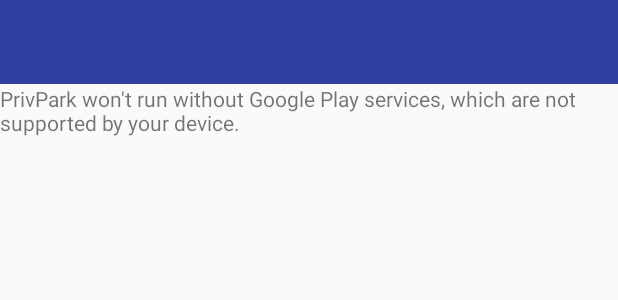
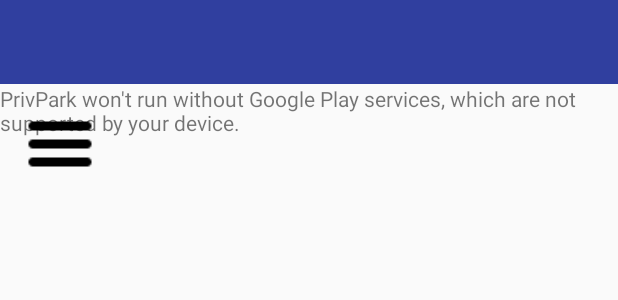
Before and after one commit to SnowdogApps/PrivParkApp, an Android app: the layout activity_main.xml on its own in the app's theme, with its tools: preview values and no code run, on a phone screen of 412 x 824 dp. Shown: the top 300 px of the screen. Run offline under Robolectric (Android 15) with nearby library versions, the phone set to English and light mode, and no system bars.

Commit message:
Implements hamburger icon

```diff
--- a/app/src/main/java/pl/snowdog/privpark/MapsActivity.java
+++ b/app/src/main/java/pl/snowdog/privpark/MapsActivity.java
@@ -7,6 +7,7 @@ import android.os.Bundle;
 import android.support.v4.view.GravityCompat;
 import android.support.v4.widget.DrawerLayout;
 import android.view.MenuItem;
+import android.view.View;
 
 import com.annimon.stream.Stream;
 import com.google.android.gms.maps.CameraUpdateFactory;
@@ -19,6 +20,7 @@ import com.google.android.gms.maps.model.MarkerOptions;
 
 import butterknife.BindView;
 import butterknife.ButterKnife;
+import butterknife.OnClick;
 
 public class MapsActivity extends FragmentActivity implements OnMapReadyCallback, NavigationView.OnNavigationItemSelectedListener {
 
@@ -80,4 +82,9 @@ public class MapsActivity extends FragmentActivity implements OnMapReadyCallback
         mDrawerLayout.closeDrawer(GravityCompat.START);
         return true;
     }
+
+    @OnClick(R.id.open_menu)
+    public void onMenuOpenClick(View view) {
+        mDrawerLayout.openDrawer(GravityCompat.START);
+    }
 }
--- a/app/src/main/res/layout/activity_main.xml
+++ b/app/src/main/res/layout/activity_main.xml
@@ -9,10 +9,22 @@
     android:fitsSystemWindows="true"
     tools:openDrawer="start">
 
-    <include
-        layout="@layout/activity_maps"
+    <FrameLayout
         android:layout_width="match_parent"
-        android:layout_height="match_parent"/>
+        android:layout_height="match_parent">
+
+        <include
+            layout="@layout/activity_maps"
+            android:layout_width="match_parent"
+            android:layout_height="match_parent"/>
+
+        <ImageView
+            android:id="@+id/open_menu"
+            android:layout_height="wrap_content"
+            android:layout_width="wrap_content"
+            android:padding="16dp"
+            android:src="@drawable/hamburger_icon" />
+    </FrameLayout>
 
     <android.support.design.widget.NavigationView
         android:id="@+id/nav_view"
```
Also changed, not shown: app/src/main/res/drawable/hamburger_icon.png (added).
